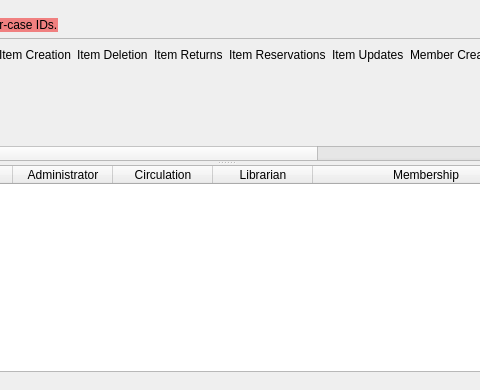
textbrowser/biblioteq, file UI/biblioteq_adminsetup.ui: the form before one commit; both pictures show x 106 to 586 and y 0 to 390 of the 710 by 390 pixel window.
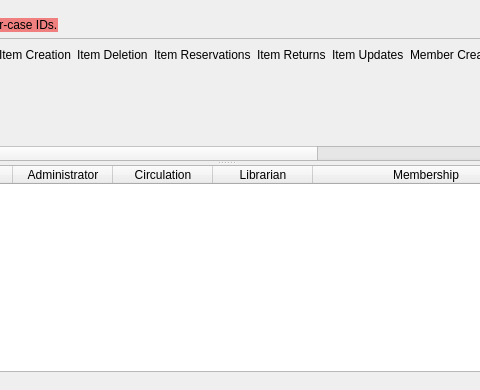
The form after the commit. Icons and pictures are not drawn.

Commit message: Changed label text.

What changed in the file:
```diff
--- a/UI/biblioteq_adminsetup.ui
+++ b/UI/biblioteq_adminsetup.ui
@@ -55,8 +55,8 @@
             <rect>
              <x>0</x>
              <y>0</y>
-             <width>1027</width>
-             <height>120</height>
+             <width>976</width>
+             <height>127</height>
             </rect>
            </property>
            <layout class="QGridLayout" name="gridLayout">
@@ -77,14 +77,14 @@
             <item row="0" column="3">
              <widget class="QLabel" name="label_8">
               <property name="text">
-               <string>Item Returns</string>
+               <string>Item Reservations</string>
               </property>
              </widget>
             </item>
             <item row="0" column="4">
              <widget class="QLabel" name="label_9">
               <property name="text">
-               <string>Item Reservations</string>
+               <string>Item Returns</string>
               </property>
              </widget>
             </item>
```
